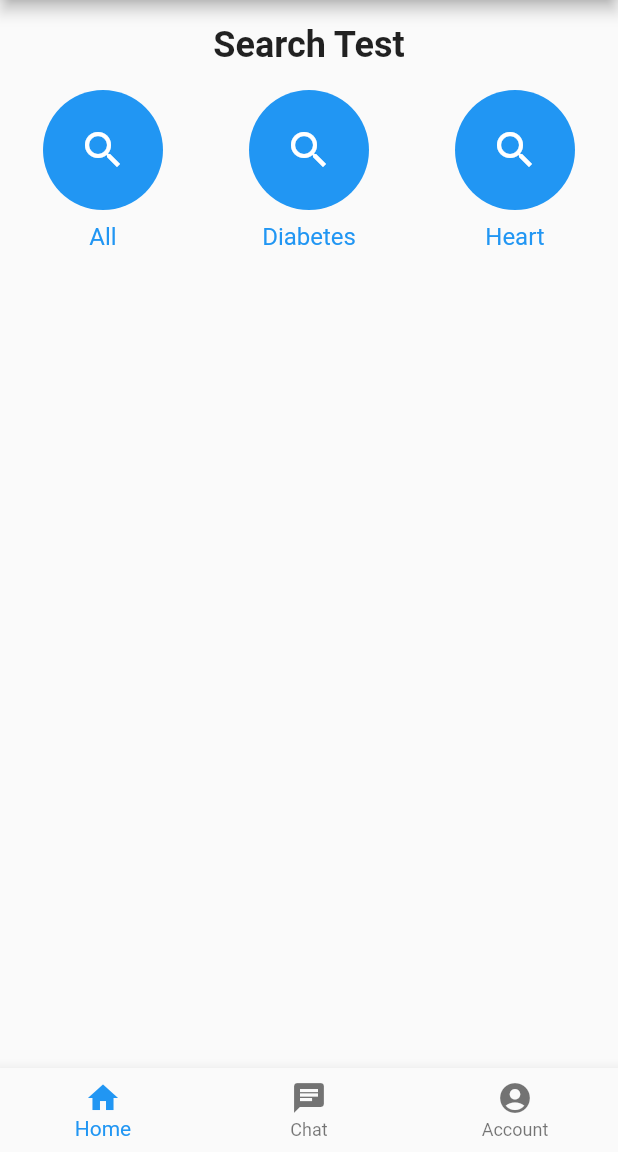
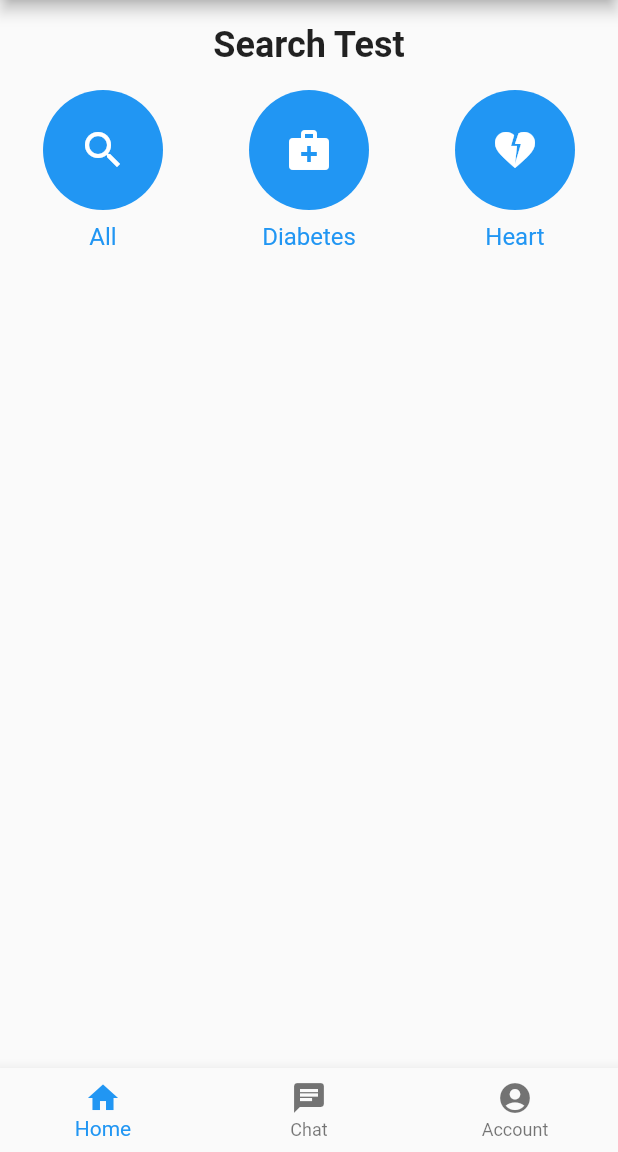
Before and after one commit to Hadiyahsaeed/MishalLab, a Flutter app: the screen it shows after launch, on a phone screen of 412 x 824 dp, the part 84-1236 px from its top. Run offline on Flutter 3.47's test engine with Material 2 defaults, Android fonts, the phone set to English and light mode, and no system bars.

Commit message:
update in main.dart
changed the icons of diabetes to medical_services , search to heart_broken

```diff
--- a/lib/main.dart
+++ b/lib/main.dart
@@ -123,12 +123,12 @@ class HomePage extends StatelessWidget {
                 context,
               ),
               _buildIconWithLabel(
-                Icons.search, // Replace with your icon
+                Icons.medical_services, // Replace with your icon
                 'Diabetes', // Label for the second button
                 context,
               ),
               _buildIconWithLabel(
-                Icons.search, // Replace with your icon
+                Icons.heart_broken, // Replace with your icon
                 'Heart', // Label for the third button
                 context,
               ),
```
